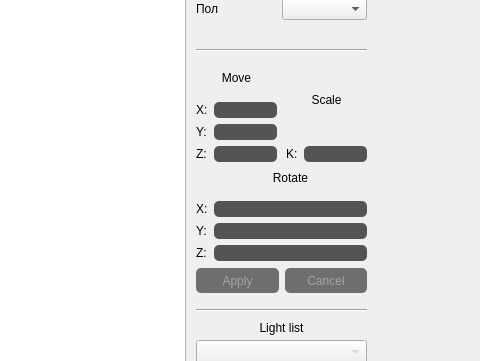
The window that shlyapos/FooG/UiForms/mainwindow.ui (tatarinova0903/bmstu_cg_course) describes before a commit, drawn with Qt 5; both pictures show x 614 to 1094 and y 260 to 621 of the 1094 by 745 pixel window.
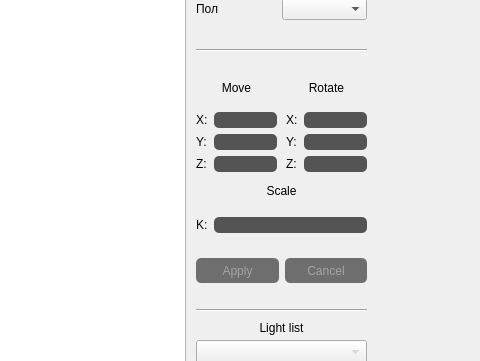
The same window after the commit.

Commit message: поправила ui

Diff of the .ui file:
```diff
--- a/shlyapos/FooG/UiForms/mainwindow.ui
+++ b/shlyapos/FooG/UiForms/mainwindow.ui
@@ -33,7 +33,7 @@
     <property name="geometry">
      <rect>
       <x>810</x>
-      <y>320</y>
+      <y>330</y>
       <width>81</width>
       <height>102</height>
      </rect>
@@ -116,16 +116,16 @@
     <property name="geometry">
      <rect>
       <x>900</x>
-      <y>320</y>
+      <y>330</y>
       <width>81</width>
       <height>102</height>
      </rect>
     </property>
     <layout class="QVBoxLayout" name="verticalLayout_2">
      <item>
-      <widget class="QLabel" name="lbl_model_scale">
+      <widget class="QLabel" name="lbl_mrotate">
        <property name="text">
-        <string>Scale</string>
+        <string>Rotate</string>
        </property>
        <property name="alignment">
         <set>Qt::AlignCenter</set>
@@ -133,16 +133,54 @@
       </widget>
      </item>
      <item>
-      <layout class="QGridLayout" name="gridLayout_2">
-       <item row="0" column="0">
-        <widget class="QLabel" name="lbl_mscale_x">
+      <layout class="QGridLayout" name="gridLayout_6">
+       <item row="1" column="0">
+        <widget class="QLabel" name="lbl_mrotate_x">
          <property name="text">
-          <string>K:</string>
+          <string>X:</string>
          </property>
         </widget>
        </item>
-       <item row="0" column="1">
-        <widget class="QLineEdit" name="le_mscale_x">
+       <item row="2" column="1">
+        <widget class="QLineEdit" name="le_mrotate_y">
+         <property name="styleSheet">
+          <string notr="true">QLineEdit {
+    background: rgba(20, 20, 20, 180);
+	color: rgba(200, 200, 200, 255);
+	border-style: inset;
+    border-radius: 5px;
+}</string>
+         </property>
+        </widget>
+       </item>
+       <item row="3" column="0">
+        <widget class="QLabel" name="lbl_mrotate_z">
+         <property name="text">
+          <string>Z:</string>
+         </property>
+        </widget>
+       </item>
+       <item row="1" column="1">
+        <widget class="QLineEdit" name="le_mrotate_x">
+         <property name="styleSheet">
+          <string notr="true">QLineEdit {
+    background: rgba(20, 20, 20, 180);
+	color: rgba(200, 200, 200, 255);
+	border-style: inset;
+    border-radius: 5px;
+}</string>
+         </property>
+        </widget>
+       </item>
+       <item row="2" column="0">
+        <widget class="QLabel" name="lbl_mrotate_y">
+         <property name="text">
+          <string>Y:</string>
+         </property>
+        </widget>
+       </item>
+       <item row="3" column="1">
+        <widget class="QLineEdit" name="le_mrotate_z">
          <property name="styleSheet">
           <string notr="true">QLineEdit {
     background: rgba(20, 20, 20, 180);
@@ -293,71 +331,39 @@
     <property name="geometry">
      <rect>
       <x>810</x>
-      <y>420</y>
+      <y>430</y>
       <width>171</width>
-      <height>101</height>
+      <height>71</height>
      </rect>
     </property>
     <layout class="QVBoxLayout" name="verticalLayout_6">
      <item>
-      <layout class="QGridLayout" name="gridLayout_6">
-       <item row="1" column="0">
-        <widget class="QLabel" name="lbl_mrotate_x">
+      <widget class="QLabel" name="lbl_model_scale">
+       <property name="maximumSize">
+        <size>
+         <width>16777215</width>
+         <height>25</height>
+        </size>
+       </property>
+       <property name="text">
+        <string>Scale</string>
+       </property>
+       <property name="alignment">
+        <set>Qt::AlignCenter</set>
+       </property>
+      </widget>
+     </item>
+     <item>
+      <layout class="QGridLayout" name="gridLayout_2">
+       <item row="0" column="0">
+        <widget class="QLabel" name="lbl_mscale_x">
          <property name="text">
-          <string>X:</string>
+          <string>K:</string>
          </property>
         </widget>
        </item>
        <item row="0" column="1">
-        <widget class="QLabel" name="lbl_mrotate">
-         <property name="text">
-          <string>Rotate</string>
-         </property>
-         <property name="alignment">
-          <set>Qt::AlignCenter</set>
-         </property>
-        </widget>
-       </item>
-       <item row="2" column="1">
-        <widget class="QLineEdit" name="le_mrotate_y">
-         <property name="styleSheet">
-          <string notr="true">QLineEdit {
-    background: rgba(20, 20, 20, 180);
-	color: rgba(200, 200, 200, 255);
-	border-style: inset;
-    border-radius: 5px;
-}</string>
-         </property>
-        </widget>
-       </item>
-       <item row="3" column="0">
-        <widget class="QLabel" name="lbl_mrotate_z">
-         <property name="text">
-          <string>Z:</string>
-         </property>
-        </widget>
-       </item>
-       <item row="1" column="1">
-        <widget class="QLineEdit" name="le_mrotate_x">
-         <property name="styleSheet">
-          <string notr="true">QLineEdit {
-    background: rgba(20, 20, 20, 180);
-	color: rgba(200, 200, 200, 255);
-	border-style: inset;
-    border-radius: 5px;
-}</string>
-         </property>
-        </widget>
-       </item>
-       <item row="2" column="0">
-        <widget class="QLabel" name="lbl_mrotate_y">
-         <property name="text">
-          <string>Y:</string>
-         </property>
-        </widget>
-       </item>
-       <item row="3" column="1">
-        <widget class="QLineEdit" name="le_mrotate_z">
+        <widget class="QLineEdit" name="le_mscale_x">
          <property name="styleSheet">
           <string notr="true">QLineEdit {
     background: rgba(20, 20, 20, 180);
@@ -656,7 +662,7 @@
     <property name="geometry">
      <rect>
       <x>810</x>
-      <y>520</y>
+      <y>510</y>
       <width>171</width>
       <height>41</height>
      </rect>
```
